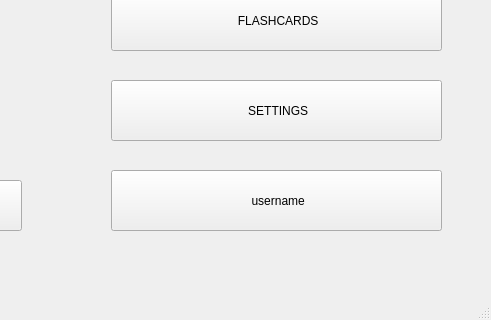
samotny-vouk/PyQT-Project-2024-1courseFEFU-, file adv_user_menu.ui: the form before one commit; both pictures show x 309 to 800 and y 280 to 600 of the 800 by 600 pixel window.
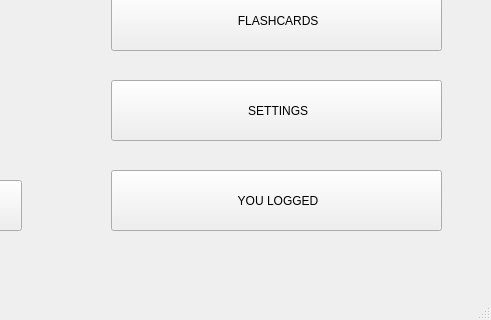
The form after the commit. Icons and pictures are not drawn.

```diff
--- a/adv_user_menu.ui
+++ b/adv_user_menu.ui
@@ -184,7 +184,7 @@
      </rect>
     </property>
     <property name="text">
-     <string> username</string>
+     <string> YOU LOGGED</string>
     </property>
     <property name="icon">
      <iconset>
```
Left out of the diff: 18 changed lines with no effect on the pictures.
